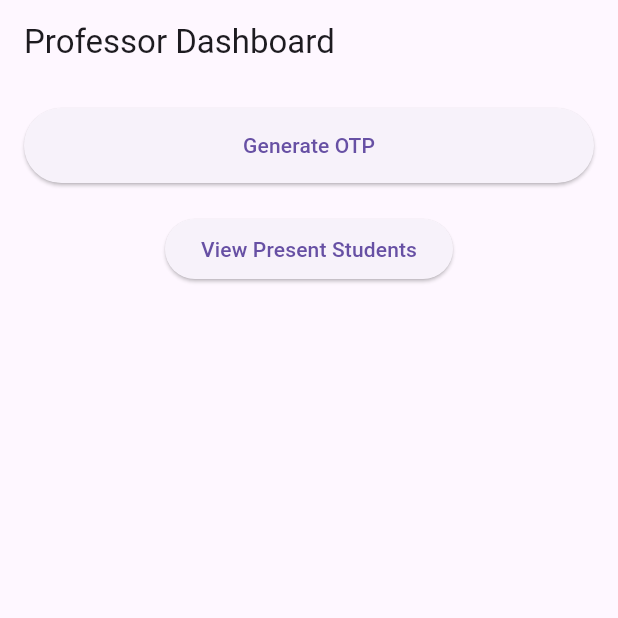
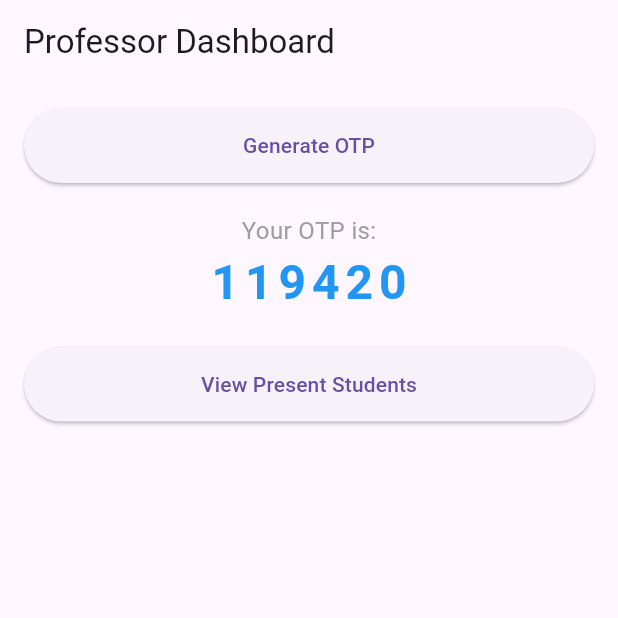
Before and after one commit to aniketcelestial/ClassMark, a Flutter app: the ProfessorScreen screen opened directly, after a tap on "Generate OTP", on a phone screen of 412 x 824 dp, the top half of it. Run offline on Flutter 3.47's test engine with Material 3 defaults, Android fonts, the phone set to English and light mode, and no system bars; our stand-ins replace cloud_firestore, firebase_auth, firebase_core; accounts and stored records are empty.

Commit message:
solved otp not showing problem

```diff
--- a/lib/screens/professor_screen.dart
+++ b/lib/screens/professor_screen.dart
@@ -19,6 +19,7 @@ class _ProfessorScreenState extends State<ProfessorScreen> {
   }
 
   Future<void> createSession() async {
+    try {
       String otp = generateOTP();
 
       await FirebaseFirestore.instance.collection('attendance_sessions').add({
@@ -30,8 +31,10 @@ class _ProfessorScreenState extends State<ProfessorScreen> {
       setState(() {
         generatedOtp = otp;
       });
+    } catch (e) {
+      print("Error creating session: $e");
     }
-
+  }
   @override
   Widget build(BuildContext context) {
     return Scaffold(
@@ -50,6 +53,23 @@ class _ProfessorScreenState extends State<ProfessorScreen> {
 
             SizedBox(height: 20),
 
+            if (generatedOtp.isNotEmpty) ...[
+              Text(
+                "Your OTP is:",
+                style: TextStyle(fontSize: 16, color: Colors.grey),
+              ),
+              Text(
+                generatedOtp,
+                style: TextStyle(
+                  fontSize: 32,
+                  fontWeight: FontWeight.bold,
+                  letterSpacing: 4,
+                  color: Colors.blue,
+                ),
+              ),
+              SizedBox(height: 20),
+            ],
+
             ElevatedButton(
               onPressed: () {
 
@@ -57,7 +77,7 @@ class _ProfessorScreenState extends State<ProfessorScreen> {
               },
               child: Text("View Present Students"),
               style: ElevatedButton.styleFrom(
-                maximumSize: Size(double.infinity, 50),
+                minimumSize: Size(double.infinity, 50),
               ),
             ),
           ],
```
Lines whose indentation alone changed are shown as unchanged.
